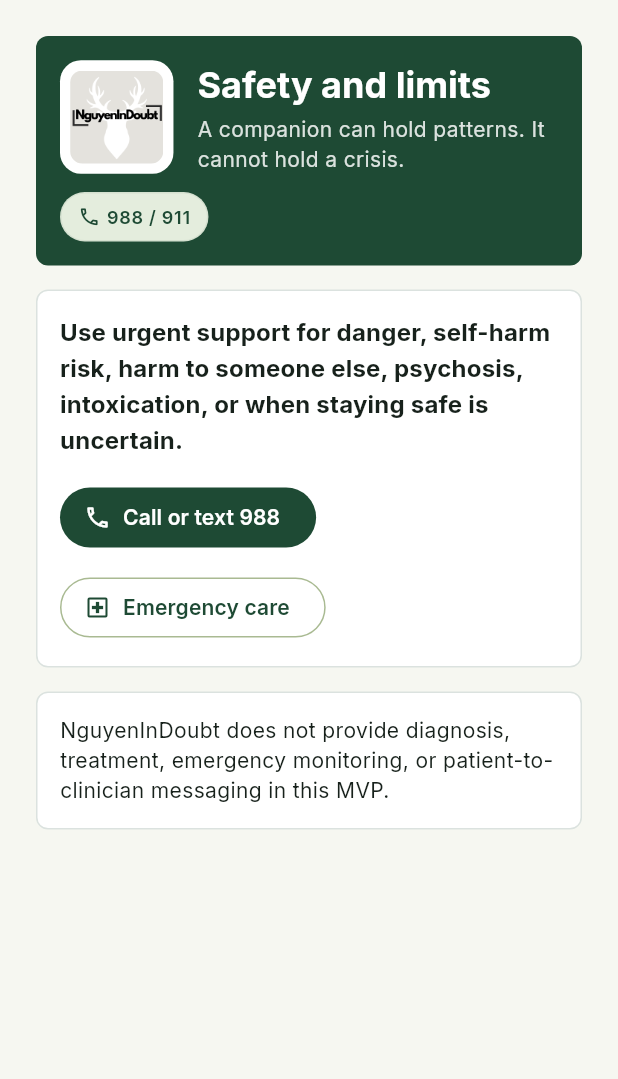
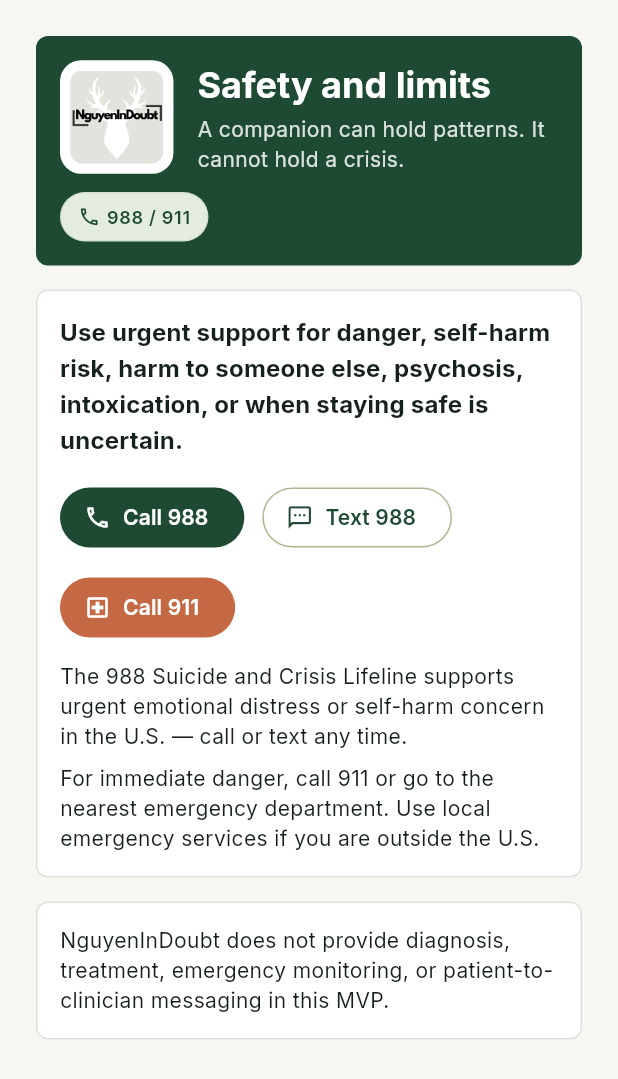
Before and after one commit to tnguyen2791/nguyenindoubt-app, a Flutter app: the SafetyScreen widget shown alone on an empty page, opened directly, on a phone screen of 412 x 824 dp. Shown: the top 1079 px of the screen. Run offline on Flutter 3.47's test engine with Material 3 defaults, Android fonts, the phone set to English and light mode, and no system bars; our stand-ins replace cloud_firestore, firebase_auth, shared_preferences; missing offline and left inert: health; accounts and stored records are empty.

Commit message:
feat(09-01): rewire SafetyScreen crisis controls to launch directly
- SafetyScreen({launcher}) injects CrisisLauncher; drop AlertDialog + 'Got it'
- Call 988 -> tel:988, Text 988 -> sms:988, Call 911 -> tel:911 via seam
- Keep educational 988/911 guidance + verbatim non-monitoring copy inline
- Graceful web/no-handler fallback: selectable number, no crash, no auto-dial
- Re-point full-app safety test to labels+disclosure (no button taps)

Co-Authored-By: Claude Opus 4.8 <noreply@anthropic.com>
Claude-Session: https://claude.ai/code/session_01WUKWngw84HcW6MD8jAVh3q

```diff
--- a/lib/screens/resources_screen.dart
+++ b/lib/screens/resources_screen.dart
@@ -1,6 +1,7 @@
 import 'package:flutter/material.dart';
 
 import '../models/app_models.dart';
+import '../services/crisis_launcher.dart';
 import '../state/app_state.dart';
 import '../theme/app_theme.dart';
 import '../theme/tokens.dart';
@@ -98,11 +99,32 @@ class _ResourceCard extends StatelessWidget {
   }
 }
 
-class SafetyScreen extends StatelessWidget {
-  const SafetyScreen({super.key});
+class SafetyScreen extends StatefulWidget {
+  const SafetyScreen({super.key, this.launcher = const UrlCrisisLauncher()});
+
+  final CrisisLauncher launcher;
+
+  @override
+  State<SafetyScreen> createState() => _SafetyScreenState();
+}
+
+class _SafetyScreenState extends State<SafetyScreen> {
+  /// Numbers whose launch could not be handled (web / no dialer) — surfaced as
+  /// selectable text so the user can still act. Never auto-dials.
+  final Set<String> _unlaunchable = <String>{};
+
+  Future<void> _launch(Uri uri, String number) async {
+    final launched = await widget.launcher.launch(uri);
+    if (!launched && mounted) {
+      setState(() => _unlaunchable.add(number));
+    }
+  }
 
   @override
   Widget build(BuildContext context) {
+    final theme = Theme.of(context);
+    final fallbackNumbers = _unlaunchable.toList()..sort();
+
     return ListView(
       padding: const EdgeInsets.all(NidSpace.xl),
       children: [
@@ -122,7 +144,7 @@ class SafetyScreen extends StatelessWidget {
             children: [
               Text(
                 'Use urgent support for danger, self-harm risk, harm to someone else, psychosis, intoxication, or when staying safe is uncertain.',
-                style: Theme.of(context).textTheme.titleMedium,
+                style: theme.textTheme.titleMedium,
               ),
               const SizedBox(height: NidSpace.l),
               Wrap(
@@ -130,27 +152,52 @@ class SafetyScreen extends StatelessWidget {
                 runSpacing: NidSpace.m,
                 children: [
                   FilledButton.icon(
-                    onPressed: () => _showSafetyInstructions(
-                      context,
-                      title: 'Call or text 988',
-                      body:
-                          'Use the 988 Suicide and Crisis Lifeline for urgent emotional distress or self-harm concern in the U.S. Call or text 988 now.',
-                    ),
+                    onPressed: () => _launch(Uri.parse('tel:988'), '988'),
                     icon: const Icon(Icons.call_outlined),
-                    label: const Text('Call or text 988'),
+                    label: const Text('Call 988'),
                   ),
                   OutlinedButton.icon(
-                    onPressed: () => _showSafetyInstructions(
-                      context,
-                      title: 'Emergency care',
-                      body:
-                          'For immediate danger, call 911 in the U.S. or go to the nearest emergency department. Use local emergency services if you are outside the U.S.',
+                    onPressed: () => _launch(Uri.parse('sms:988'), '988'),
+                    icon: const Icon(Icons.sms_outlined),
+                    label: const Text('Text 988'),
+                  ),
+                  FilledButton.icon(
+                    onPressed: () => _launch(Uri.parse('tel:911'), '911'),
+                    icon: const Icon(Icons.local_hospital_outlined),
+                    label: const Text('Call 911'),
+                    style: FilledButton.styleFrom(
+                      backgroundColor: NidColors.ember,
                     ),
-                    icon: const Icon(Icons.local_hospital_outlined),
-                    label: const Text('Emergency care'),
                   ),
                 ],
               ),
+              const SizedBox(height: NidSpace.m),
+              Text(
+                'The 988 Suicide and Crisis Lifeline supports urgent emotional distress or self-harm concern in the U.S. — call or text any time.',
+                style: theme.textTheme.bodyMedium,
+              ),
+              const SizedBox(height: NidSpace.s),
+              Text(
+                'For immediate danger, call 911 or go to the nearest emergency department. Use local emergency services if you are outside the U.S.',
+                style: theme.textTheme.bodyMedium,
+              ),
+              if (fallbackNumbers.isNotEmpty) ...[
+                const SizedBox(height: NidSpace.m),
+                Text(
+                  'This device could not open the dialer. You can still reach '
+                  'these lines directly:',
+                  style: theme.textTheme.bodyMedium,
+                ),
+                const SizedBox(height: NidSpace.s),
+                for (final number in fallbackNumbers)
+                  Padding(
+                    padding: const EdgeInsets.only(top: NidSpace.xs),
+                    child: SelectableText(
+                      number,
+                      style: theme.textTheme.titleMedium,
+                    ),
+                  ),
+              ],
             ],
           ),
         ),
@@ -163,24 +210,4 @@ class SafetyScreen extends StatelessWidget {
       ],
     );
   }
-
-  Future<void> _showSafetyInstructions(
-    BuildContext context, {
-    required String title,
-    required String body,
-  }) {
-    return showDialog<void>(
-      context: context,
-      builder: (context) => AlertDialog(
-        title: Text(title),
-        content: Text(body),
-        actions: [
-          FilledButton(
-            onPressed: () => Navigator.of(context).pop(),
-            child: const Text('Got it'),
-          ),
-        ],
-      ),
-    );
-  }
 }
```
Also changed, not shown: 2 other files.
